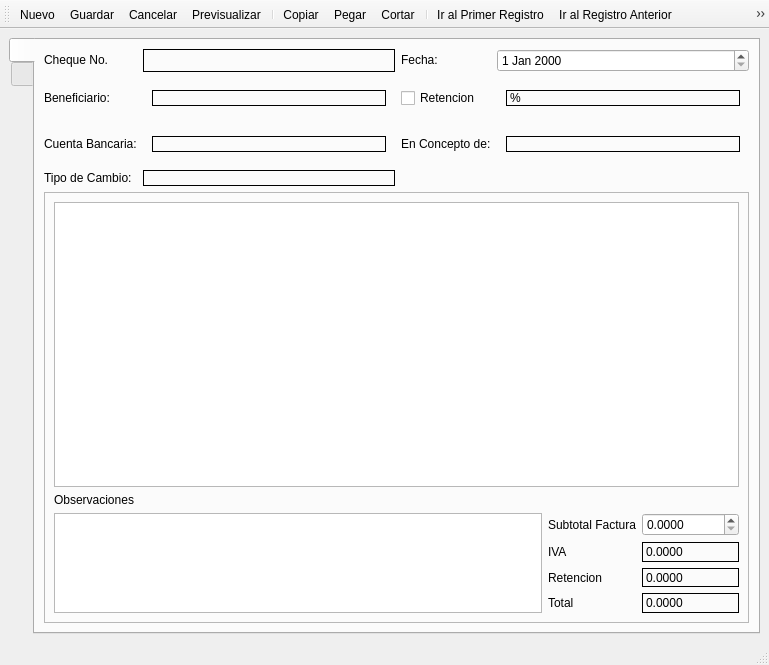
Before: the Qt Designer form src/ui/cheques.ui in armonge/EsquipulasPy, drawn with Qt 5.
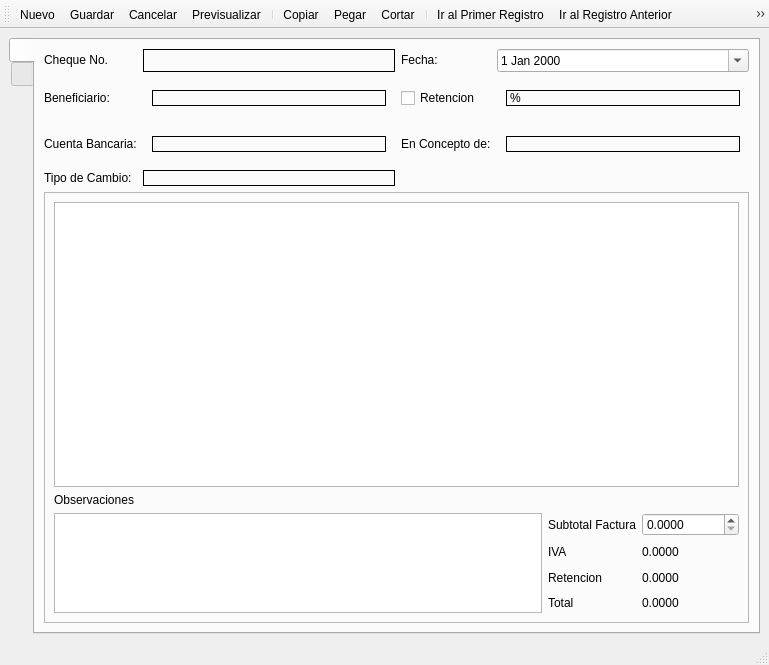
After: the same form once the commit is applied. The open tabs and pages were chosen to show the change. Icons and pictures are not drawn.

Commit message: Cambios en Cheques

Diff of the .ui file:
```diff
--- a/src/ui/cheques.ui
+++ b/src/ui/cheques.ui
@@ -90,6 +90,9 @@
               <verstretch>18</verstretch>
              </sizepolicy>
             </property>
+            <property name="calendarPopup">
+             <bool>true</bool>
+            </property>
            </widget>
           </item>
           <item row="1" column="0">
@@ -423,9 +426,6 @@
            </item>
            <item row="3" column="2">
             <widget class="QLabel" name="iva">
-             <property name="frameShape">
-              <enum>QFrame::Box</enum>
-             </property>
              <property name="text">
               <string>0.0000</string>
              </property>
@@ -440,9 +440,6 @@
            </item>
            <item row="4" column="2">
             <widget class="QLabel" name="retencion">
-             <property name="frameShape">
-              <enum>QFrame::Box</enum>
-             </property>
              <property name="text">
               <string>0.0000</string>
              </property>
@@ -457,9 +454,6 @@
            </item>
            <item row="5" column="2">
             <widget class="QLabel" name="total">
-             <property name="frameShape">
-              <enum>QFrame::Box</enum>
-             </property>
              <property name="text">
               <string>0.0000</string>
              </property>
```
Left out of the diff: 14 changed lines with no effect on the pictures. The commit also changes 4 other files.
